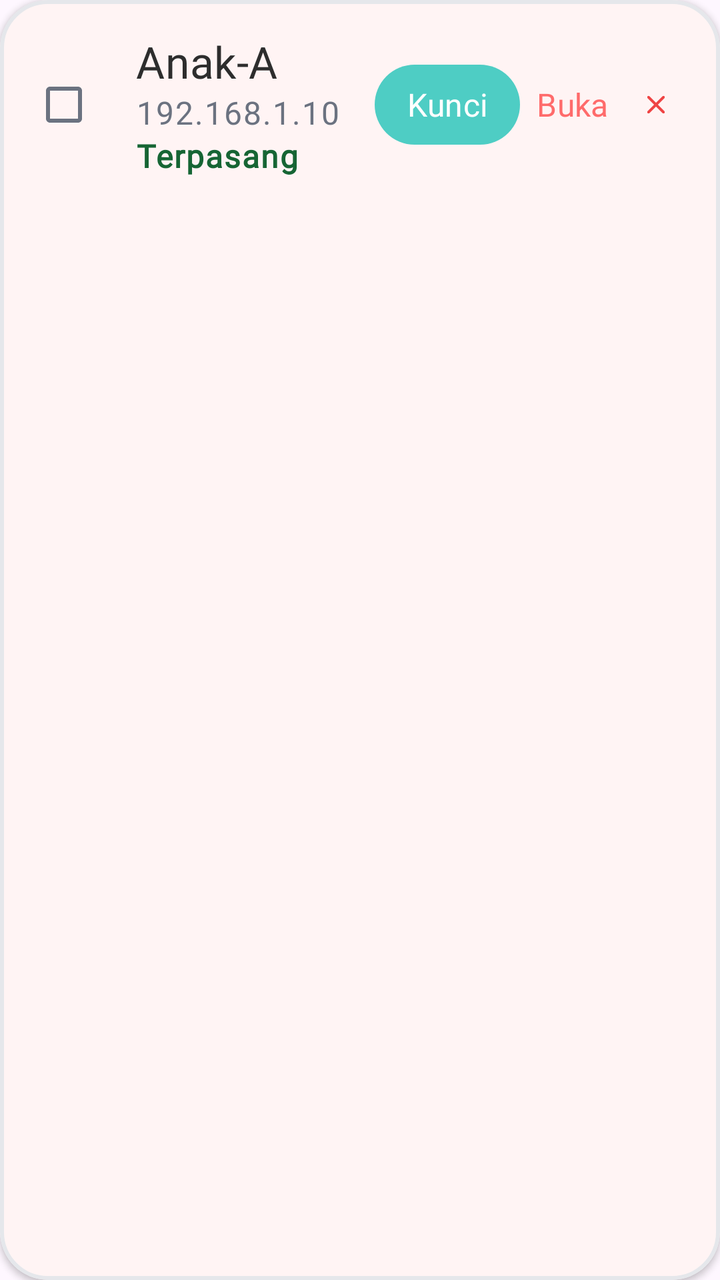
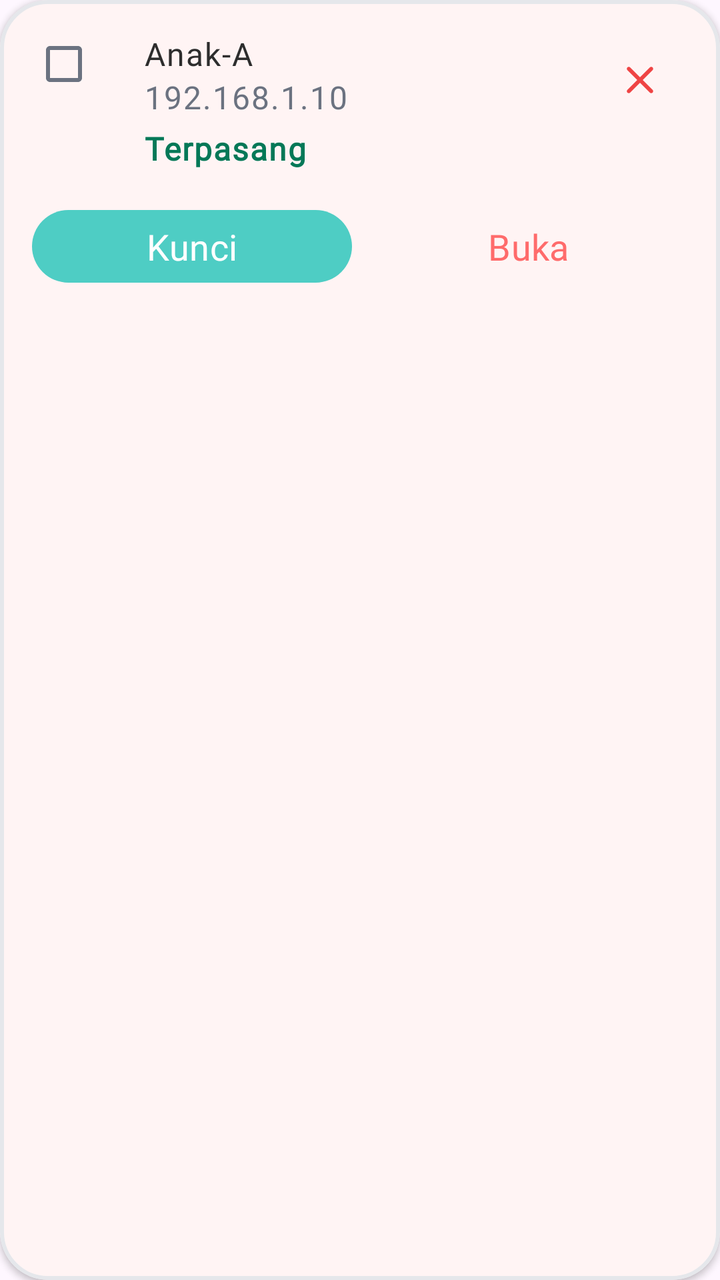

The first picture is an Android layout as it rendered before a commit; the second is the same layout after the commit. The layout source and the unified diff follow.
<!-- AndroidManifest.xml: application theme Theme.Customlockscreen -->
<!-- res/layout/item_kid_device.xml -->
<?xml version="1.0" encoding="utf-8"?>
<com.google.android.material.card.MaterialCardView xmlns:android="http://schemas.android.com/apk/res/android"
    xmlns:app="http://schemas.android.com/apk/res-auto"
    style="@style/Widget.Customlockscreen.Card"
    android:layout_width="match_parent"
    android:layout_height="wrap_content"
    android:layout_marginBottom="@dimen/space_md"
    android:clickable="true"
    android:focusable="true"
    android:foreground="?android:attr/selectableItemBackground">

    <LinearLayout
        android:layout_width="match_parent"
        android:layout_height="wrap_content"
        android:orientation="horizontal"
        android:gravity="center_vertical"
        android:padding="@dimen/space_md">

        <CheckBox
            android:id="@+id/cbSelect"
            style="@style/Widget.Customlockscreen.CheckBox"
            android:layout_width="wrap_content"
            android:layout_height="wrap_content"
            android:layout_marginEnd="@dimen/space_xs" />

        <LinearLayout
            android:layout_width="0dp"
            android:layout_height="wrap_content"
            android:layout_weight="1"
            android:orientation="vertical">

            <TextView
                android:id="@+id/tvKidName"
                android:layout_width="wrap_content"
                android:layout_height="wrap_content"
                android:text="@string/kid_device_name_placeholder"
                android:textAppearance="@style/TextAppearance.Customlockscreen.Heading"
                android:textColor="@color/content_primary" />

            <TextView
                android:id="@+id/tvKidAddress"
                android:layout_width="wrap_content"
                android:layout_height="wrap_content"
                android:text="@string/kid_device_address_placeholder"
                android:textAppearance="@style/TextAppearance.Customlockscreen.Label"
                android:textColor="@color/content_secondary" />

            <TextView
                android:id="@+id/tvKidStatus"
                android:layout_width="wrap_content"
                android:layout_height="wrap_content"
                android:text="@string/kid_device_status_paired"
                android:textAppearance="@style/TextAppearance.Customlockscreen.Label"
                android:textStyle="bold"
                android:textColor="@color/success_text" />

        </LinearLayout>

        <com.google.android.material.button.MaterialButton
            android:id="@+id/btnLock"
            style="@style/Widget.Customlockscreen.Button.Secondary"
            android:layout_width="wrap_content"
            android:layout_height="wrap_content"
            android:minWidth="0dp"
            android:paddingHorizontal="@dimen/space_md"
            android:text="@string/kid_device_lock"
            android:textSize="@dimen/text_label" />

        <com.google.android.material.button.MaterialButton
            android:id="@+id/btnUnlock"
            style="@style/Widget.Customlockscreen.Button.Text"
            android:layout_width="wrap_content"
            android:layout_height="wrap_content"
            android:minWidth="0dp"
            android:paddingHorizontal="@dimen/space_sm"
            android:text="@string/kid_device_unlock"
            android:textSize="@dimen/text_label" />

        <ImageView
            android:id="@+id/btnRemove"
            android:layout_width="32dp"
            android:layout_height="32dp"
            android:src="@drawable/ic_close"
            android:padding="@dimen/space_sm"
            android:scaleType="fitCenter"
            app:tint="@color/destructive"
            android:contentDescription="@string/cd_remove_device" />

    </LinearLayout>

</com.google.android.material.card.MaterialCardView>
<!-- resources referenced by this layout -->
<resources>
  <color name="content_primary">#2D2D2D</color>
  <color name="content_secondary">#6B7280</color>
  <color name="destructive">#EF4444</color>
  <color name="success_text">#166534</color>
  <dimen name="space_md">16dp</dimen>
  <dimen name="space_sm">8dp</dimen>
  <dimen name="space_xs">4dp</dimen>
  <dimen name="text_label">16sp</dimen>
  <string name="cd_remove_device">Hapus</string>
  <string name="kid_device_address_placeholder">192.168.1.10</string>
  <string name="kid_device_lock">Kunci</string>
  <string name="kid_device_name_placeholder">Anak-A</string>
  <string name="kid_device_status_paired">Terpasang</string>
  <string name="kid_device_unlock">Buka</string>
  <style name="TextAppearance.Customlockscreen.Heading" parent="TextAppearance.Material3.TitleMedium">
          <item name="android:textSize">@dimen/text_heading</item>
          <item name="android:fontFamily">@font/titan_one</item>
      </style>
  <style name="TextAppearance.Customlockscreen.Label" parent="TextAppearance.Material3.LabelMedium">
          <item name="android:textSize">@dimen/text_label</item>
          <item name="android:fontFamily">@font/poppins</item>
      </style>
  <style name="Widget.Customlockscreen.Button.Secondary" parent="Widget.Customlockscreen.Button">
          <item name="backgroundTint">@color/secondary</item>
      </style>
  <style name="Widget.Customlockscreen.Button.Text" parent="Widget.Material3.Button.TextButton">
          <item name="android:textAllCaps">false</item>
          <item name="cornerRadius">@dimen/radius_pill</item>
          <item name="android:textColor">@color/primary</item>
      </style>
  <style name="Widget.Customlockscreen.Card" parent="Widget.Material3.CardView.Elevated">
          <item name="cardBackgroundColor">@color/surface_base</item>
          <item name="cardCornerRadius">@dimen/radius_lg</item>
          <item name="cardElevation">@dimen/elevation_sm</item>
          <item name="strokeColor">@color/card_border</item>
          <item name="strokeWidth">2dp</item>
      </style>
  <style name="Widget.Customlockscreen.CheckBox" parent="Widget.Material3.CompoundButton.CheckBox">
          <item name="android:buttonTint">@color/secondary</item>
      </style>
  <style name="Theme.Customlockscreen" parent="Base.Theme.Customlockscreen" />
  <dimen name="text_heading">22sp</dimen>
  <style name="Widget.Customlockscreen.Button" parent="Widget.Material3.Button">
          <item name="android:minHeight">48dp</item>
          <item name="android:textSize">@dimen/text_body</item>
          <item name="android:textAllCaps">false</item>
          <item name="cornerRadius">@dimen/radius_pill</item>
          <item name="backgroundTint">@color/primary</item>
          <item name="android:textColor">@color/white</item>
      </style>
  <color name="secondary">#4ECDC4</color>
  <dimen name="radius_pill">100dp</dimen>
  <color name="primary">#FF6B6B</color>
  <color name="surface_base">#FFFFFFFF</color>
  <dimen name="radius_lg">24dp</dimen>
  <dimen name="elevation_sm">2dp</dimen>
  <color name="card_border">#E5E7EB</color>
  <dimen name="text_body">18sp</dimen>
  <color name="white">#FFFFFFFF</color>
  <color name="primary_container">#FFE3E3</color>
  <color name="secondary_container">#E4F8F6</color>
  <color name="tertiary">#FFE66D</color>
  <color name="surface_muted">#F9FAFB</color>
  <color name="error">#FF6B6B</color>
  <style name="Widget.Customlockscreen.Tooltip" parent="Widget.Material3.Tooltip">
          <item name="android:background">@drawable/tooltip_background</item>
          <item name="android:textColor">@color/white</item>
      </style>
  <!-- drawable tooltip_background (drawable) -->
  <?xml version="1.0" encoding="utf-8"?>
  <shape xmlns:android="http://schemas.android.com/apk/res/android"
      android:shape="rectangle">
      <solid android:color="@color/tooltip_bg" />
      <corners android:radius="@dimen/radius_md" />
  </shape>
  <color name="tooltip_bg">#2D2D2D</color>
  <dimen name="radius_md">16dp</dimen>
  <!-- unchanged entries left out for length: 2 -->
</resources>

<!-- the commit's change to res/layout/item_kid_device.xml (unified diff, before → after) -->
@@ -12,79 +12,101 @@
     <LinearLayout
         android:layout_width="match_parent"
         android:layout_height="wrap_content"
-        android:orientation="horizontal"
-        android:gravity="center_vertical"
+        android:orientation="vertical"
         android:padding="@dimen/space_md">
 
-        <CheckBox
-            android:id="@+id/cbSelect"
-            style="@style/Widget.Customlockscreen.CheckBox"
-            android:layout_width="wrap_content"
+        
+        <LinearLayout
+            android:layout_width="match_parent"
             android:layout_height="wrap_content"
-            android:layout_marginEnd="@dimen/space_xs" />
+            android:orientation="horizontal"
+            android:gravity="top">
 
-        <LinearLayout
-            android:layout_width="0dp"
-            android:layout_height="wrap_content"
-            android:layout_weight="1"
-            android:orientation="vertical">
-
-            <TextView
-                android:id="@+id/tvKidName"
+            <CheckBox
+                android:id="@+id/cbSelect"
+                style="@style/Widget.Customlockscreen.CheckBox"
                 android:layout_width="wrap_content"
                 android:layout_height="wrap_content"
-                android:text="@string/kid_device_name_placeholder"
-                android:textAppearance="@style/TextAppearance.Customlockscreen.Heading"
-                android:textColor="@color/content_primary" />
+                android:gravity="top"
+                android:layout_marginEnd="@dimen/space_sm" />
 
-            <TextView
-                android:id="@+id/tvKidAddress"
-                android:layout_width="wrap_content"
+            <LinearLayout
+                android:layout_width="0dp"
                 android:layout_height="wrap_content"
-                android:text="@string/kid_device_address_placeholder"
-                android:textAppearance="@style/TextAppearance.Customlockscreen.Label"
-                android:textColor="@color/content_secondary" />
+                android:layout_weight="1"
+                android:orientation="vertical">
 
-            <TextView
-                android:id="@+id/tvKidStatus"
-                android:layout_width="wrap_content"
-                android:layout_height="wrap_content"
-                android:text="@string/kid_device_status_paired"
-                android:textAppearance="@style/TextAppearance.Customlockscreen.Label"
-                android:textStyle="bold"
-                android:textColor="@color/success_text" />
+                <TextView
+                    android:id="@+id/tvKidName"
+                    android:layout_width="wrap_content"
+                    android:layout_height="wrap_content"
+                    android:text="@string/kid_device_name_placeholder"
+                    android:textAppearance="@style/TextAppearance.Customlockscreen.Label"
+                    android:textColor="@color/content_primary" />
+
+                <TextView
+                    android:id="@+id/tvKidAddress"
+                    android:layout_width="wrap_content"
+                    android:layout_height="wrap_content"
+                    android:text="@string/kid_device_address_placeholder"
+                    android:textAppearance="@style/TextAppearance.Customlockscreen.Label"
+                    android:textColor="@color/content_secondary" />
+
+                <TextView
+                    android:id="@+id/tvKidStatus"
+                    android:layout_width="wrap_content"
+                    android:layout_height="wrap_content"
+                    android:layout_marginTop="@dimen/space_xs"
+                    android:text="@string/kid_device_status_paired"
+                    android:textAppearance="@style/TextAppearance.Customlockscreen.Label"
+                    android:textStyle="bold"
+                    android:textColor="@color/success_text" />
+
+            </LinearLayout>
+
+            <ImageView
+                android:id="@+id/btnRemove"
+                android:layout_width="48dp"
+                android:layout_height="48dp"
+                android:layout_marginStart="@dimen/space_sm"
+                android:src="@drawable/ic_close"
+                android:padding="@dimen/space_sm"
+                android:scaleType="centerInside"
+                android:background="?android:attr/selectableItemBackgroundBorderless"
+                app:tint="@color/destructive"
+                android:contentDescription="@string/cd_remove_device" />
 
         </LinearLayout>
 
-        <com.google.android.material.button.MaterialButton
-            android:id="@+id/btnLock"
-            style="@style/Widget.Customlockscreen.Button.Secondary"
-            android:layout_width="wrap_content"
+        
+        <LinearLayout
+            android:id="@+id/actionsRow"
+            android:layout_width="match_parent"
             android:layout_height="wrap_content"
-            android:minWidth="0dp"
-            android:paddingHorizontal="@dimen/space_md"
-            android:text="@string/kid_device_lock"
-            android:textSize="@dimen/text_label" />
+            android:orientation="horizontal"
+            android:layout_marginTop="@dimen/space_md">
 
-        <com.google.android.material.button.MaterialButton
-            android:id="@+id/btnUnlock"
-            style="@style/Widget.Customlockscreen.Button.Text"
-            android:layout_width="wrap_content"
-            android:layout_height="wrap_content"
-            android:minWidth="0dp"
-            android:paddingHorizontal="@dimen/space_sm"
-            android:text="@string/kid_device_unlock"
-            android:textSize="@dimen/text_label" />
+            <com.google.android.material.button.MaterialButton
+                android:id="@+id/btnLock"
+                style="@style/Widget.Customlockscreen.Button.Secondary"
+                android:layout_width="0dp"
+                android:layout_height="wrap_content"
+                android:layout_weight="1"
+                android:minHeight="40dp"
+                android:text="@string/kid_device_lock"
+                app:iconPadding="@dimen/space_sm" />
 
-        <ImageView
-            android:id="@+id/btnRemove"
-            android:layout_width="32dp"
-            android:layout_height="32dp"
-            android:src="@drawable/ic_close"
-            android:padding="@dimen/space_sm"
-            android:scaleType="fitCenter"
-            app:tint="@color/destructive"
-            android:contentDescription="@string/cd_remove_device" />
+            <com.google.android.material.button.MaterialButton
+                android:id="@+id/btnUnlock"
+                style="@style/Widget.Customlockscreen.Button.Text"
+                android:layout_width="0dp"
+                android:layout_height="wrap_content"
+                android:layout_weight="1"
+                android:layout_marginStart="@dimen/space_sm"
+                android:minHeight="40dp"
+                android:text="@string/kid_device_unlock" />
+
+        </LinearLayout>
 
     </LinearLayout>
 
<!-- resource entries referenced after the edit -->
@@ -3,7 +3,7 @@
   <color name="content_primary">#2D2D2D</color>
   <color name="content_secondary">#6B7280</color>
   <color name="destructive">#EF4444</color>
-  <color name="success_text">#166534</color>
+  <color name="success_text">#047857</color>
   <dimen name="space_md">16dp</dimen>
   <dimen name="space_sm">8dp</dimen>
   <dimen name="space_xs">4dp</dimen>
@@ -14,10 +14,6 @@
   <string name="kid_device_name_placeholder">Anak-A</string>
   <string name="kid_device_status_paired">Terpasang</string>
   <string name="kid_device_unlock">Buka</string>
-  <style name="TextAppearance.Customlockscreen.Heading" parent="TextAppearance.Material3.TitleMedium">
-          <item name="android:textSize">@dimen/text_heading</item>
-          <item name="android:fontFamily">@font/titan_one</item>
-      </style>
   <style name="TextAppearance.Customlockscreen.Label" parent="TextAppearance.Material3.LabelMedium">
           <item name="android:textSize">@dimen/text_label</item>
           <item name="android:fontFamily">@font/poppins</item>
@@ -26,6 +22,8 @@
           <item name="backgroundTint">@color/secondary</item>
       </style>
   <style name="Widget.Customlockscreen.Button.Text" parent="Widget.Material3.Button.TextButton">
+          <item name="android:minHeight">48dp</item>
+          <item name="android:textSize">@dimen/text_body</item>
           <item name="android:textAllCaps">false</item>
           <item name="cornerRadius">@dimen/radius_pill</item>
           <item name="android:textColor">@color/primary</item>
@@ -41,7 +39,6 @@
           <item name="android:buttonTint">@color/secondary</item>
       </style>
   <style name="Theme.Customlockscreen" parent="Base.Theme.Customlockscreen" />
-  <dimen name="text_heading">22sp</dimen>
   <style name="Widget.Customlockscreen.Button" parent="Widget.Material3.Button">
           <item name="android:minHeight">48dp</item>
           <item name="android:textSize">@dimen/text_body</item>
